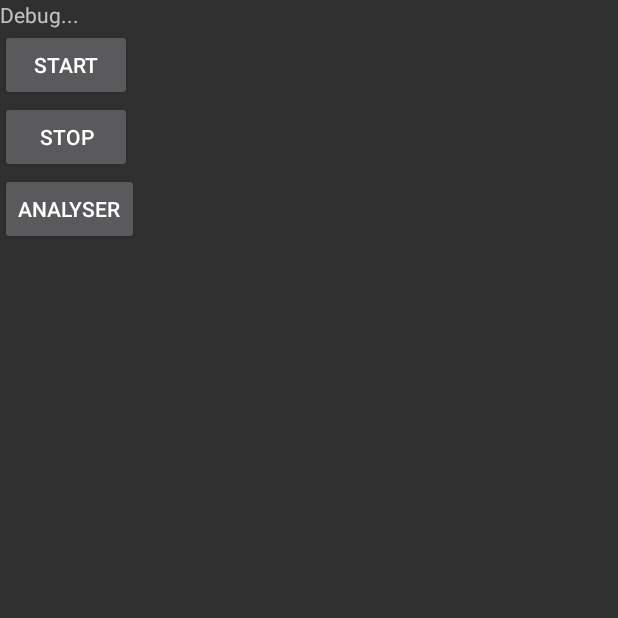
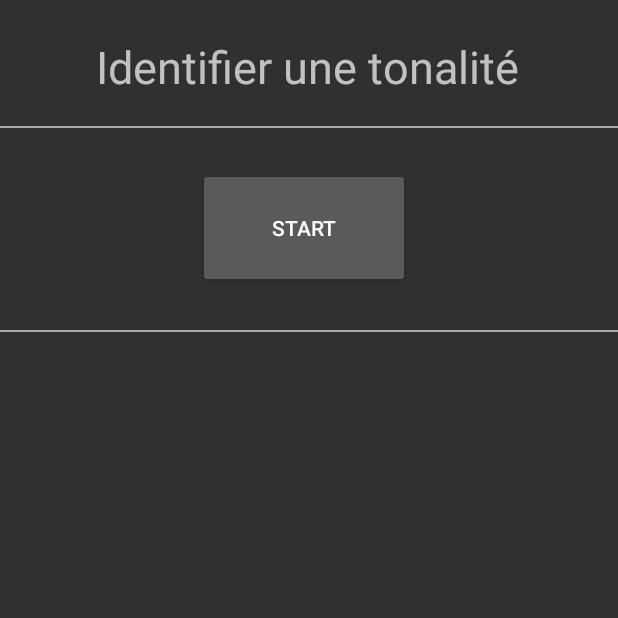
Before and after one commit to RomainS64/CheatScale, an Android app: the screen it shows after launch (ScaleFinder before the commit, IdentifierGamme after it), after a tap on "IDENTIFIER UNE TONALITÉ", on a phone screen of 412 x 824 dp, the top half of it. Run offline under Robolectric (Android 15) with nearby library versions, the phone set to English and light mode, and no system bars.

Commit message:
Mise en place de la page "Identifier une tonalité"

```diff
--- a/app/src/main/AndroidManifest.xml
+++ b/app/src/main/AndroidManifest.xml
@@ -2,55 +2,51 @@
 <manifest xmlns:android="http://schemas.android.com/apk/res/android"
     package="com.example">
 
-    <uses-permission android:name="android.permission.RECORD_AUDIO"/>
+    <uses-permission android:name="android.permission.RECORD_AUDIO" />
     <uses-permission android:name="android.permission.INTERNET" />
+
+    <supports-screens
+        android:largeScreens="true"
+        android:normalScreens="true"
+        android:smallScreens="true" />
+
     <application
-        android:usesCleartextTraffic="true"
         android:allowBackup="true"
         android:icon="@mipmap/ic_launcher"
         android:label="@string/app_name"
         android:roundIcon="@mipmap/ic_launcher_round"
         android:supportsRtl="true"
-        android:theme="@style/Theme.AppCompat.NoActionBar">
-
-        <activity android:name="com.example.main.MainActivity">
+        android:theme="@style/Theme.AppCompat.NoActionBar"
+        android:usesCleartextTraffic="true">
+        <activity android:name=".identifiergamme.IdentifierGamme"></activity>
+        <activity android:name=".main.MainActivity">
             <intent-filter>
                 <action android:name="android.intent.action.MAIN" />
 
                 <category android:name="android.intent.category.LAUNCHER" />
             </intent-filter>
         </activity>
-
-        <activity android:name="com.example.ScaleFinder">
+        <activity android:name=".ScaleFinder">
             <intent-filter>
                 <action android:name="android.intent.action.SCALEFINDER" />
 
                 <category android:name="android.intent.category.LAUNCHER" />
             </intent-filter>
         </activity>
-
-        <activity android:name="com.example.accordeur.Accordeur">
+        <activity android:name=".accordeur.Accordeur">
             <intent-filter>
                 <action android:name="android.intent.action.SCALEFINDER" />
 
                 <category android:name="android.intent.category.LAUNCHER" />
             </intent-filter>
         </activity>
-
-        <activity android:name="com.example.metronome.PageMetronome">
+        <activity android:name=".metronome.PageMetronome">
             <intent-filter>
                 <action android:name="android.intent.action.SCALEFINDER" />
 
                 <category android:name="android.intent.category.LAUNCHER" />
             </intent-filter>
         </activity>
-
     </application>
 
-    <supports-screens
-        android:smallScreens="true"
-        android:normalScreens="true"
-        android:largeScreens="true" />
-
-
 </manifest>
--- /dev/null
+++ b/app/src/main/java/com/example/identifiergamme/IdentifierGamme.java
@@ -0,0 +1,72 @@
+package com.example.identifiergamme;
+
+import android.content.Intent;
+import android.os.Bundle;
+import android.util.Log;
+import android.view.View;
+import android.widget.Button;
+import android.widget.ProgressBar;
+import android.widget.TextView;
+import com.example.R;
+import com.example.main.MainActivity;
+
+import androidx.appcompat.app.AppCompatActivity;
+
+public class IdentifierGamme extends AppCompatActivity {
+
+    Button start_button_identifier_tonalite, stop_button_identifier_tonalite;
+    TextView texte_ecoute, texte_jouez, texte_tonalites_compatibles;
+    ProgressBar progress_bar;
+    View barre_horizontale_3, barre_horizontale_2;
+
+
+    @Override
+    protected void onCreate(Bundle savedInstanceState) {
+        super.onCreate(savedInstanceState);
+        setContentView(R.layout.identifier_gamme);
+
+        // Initialisation des éléments graphiques
+        start_button_identifier_tonalite = (Button)findViewById(R.id.start_button_identifier_tonalite);
+        stop_button_identifier_tonalite = (Button)findViewById(R.id.stop_button_identifier_tonalite);
+        texte_ecoute = (TextView)findViewById(R.id.texte_ecoute);
+        texte_jouez = (TextView)findViewById(R.id.texte_jouez);
+        texte_tonalites_compatibles = (TextView)findViewById(R.id.texte_tonalites_compatibles);
+        progress_bar = (ProgressBar)findViewById(R.id.progress_bar);
+        barre_horizontale_3 = (View)findViewById(R.id.barre_horizontale_3);
+        barre_horizontale_2 = (View)findViewById(R.id.barre_horizontale_2);
+
+        start_button_identifier_tonalite.setOnClickListener(new View.OnClickListener() {
+            @Override
+            public void onClick(View v) {
+                // Apparition des éléments à ajouter
+                texte_ecoute.setVisibility(View.VISIBLE);
+                texte_jouez.setVisibility(View.VISIBLE);
+                progress_bar.setVisibility(View.VISIBLE);
+                barre_horizontale_3.setVisibility(View.VISIBLE);
+                stop_button_identifier_tonalite.setVisibility(View.VISIBLE);
+                texte_tonalites_compatibles.setVisibility(View.VISIBLE);
+
+                // Retrait des éléments inutiles
+                start_button_identifier_tonalite.setVisibility(View.INVISIBLE);
+                barre_horizontale_2.setVisibility(View.INVISIBLE);
+
+                stop_button_identifier_tonalite.setOnClickListener(new View.OnClickListener() {
+                    @Override
+                    public void onClick(View v) {
+                        // Retrait des éléments inutiles
+                        texte_ecoute.setVisibility(View.INVISIBLE);
+                        texte_jouez.setVisibility(View.INVISIBLE);
+                        progress_bar.setVisibility(View.INVISIBLE);
+                        barre_horizontale_3.setVisibility(View.INVISIBLE);
+                        stop_button_identifier_tonalite.setVisibility(View.INVISIBLE);
+                        texte_tonalites_compatibles.setVisibility(View.INVISIBLE);
+
+                        // Réapparition des éléments utiles
+                        start_button_identifier_tonalite.setVisibility(View.VISIBLE);
+                        barre_horizontale_2.setVisibility(View.VISIBLE);
+                    }
+                });
+            }
+        });
+    }
+}
--- a/app/src/main/java/com/example/main/MainActivity.java
+++ b/app/src/main/java/com/example/main/MainActivity.java
@@ -14,6 +14,7 @@ import com.example.R;
 import com.example.accordeur.*;
 import com.example.metronome.*;
 import com.example.ScaleFinder;
+import com.example.identifiergamme.*;
 
 public class MainActivity extends AppCompatActivity {
 
@@ -40,8 +41,8 @@ public class MainActivity extends AppCompatActivity {
             @Override
             public void onClick(View v) {
 
-                Intent openScaleFinder = new Intent(MainActivity.this, ScaleFinder.class); //Declaration de l'activité pour ouvrir la page ScaleFinder
-                startActivity(openScaleFinder); //Ouverture de la page ScaleFinder
+                Intent openIdentifierGamme = new Intent(MainActivity.this, IdentifierGamme.class); //Declaration de l'activité pour ouvrir la page ScaleFinder
+                startActivity(openIdentifierGamme); //Ouverture de la page ScaleFinder
 
             }
         });
--- a/app/src/main/java/com/example/scalefinder/identificationgamme/IdentifierGamme.java
+++ /dev/null
@@ -1,4 +0,0 @@
-package com.example.scalefinder.identificationgamme;
-
-public class IdentifierGamme {
-}
--- /dev/null
+++ b/app/src/main/res/layout/identifier_gamme.xml
@@ -0,0 +1,125 @@
+<?xml version="1.0" encoding="utf-8"?>
+<androidx.constraintlayout.widget.ConstraintLayout xmlns:android="http://schemas.android.com/apk/res/android"
+    xmlns:app="http://schemas.android.com/apk/res-auto"
+    xmlns:tools="http://schemas.android.com/tools"
+    android:layout_width="match_parent"
+    android:layout_height="match_parent"
+    tools:context="com.example.identifiergamme.IdentifierGamme">
+
+    <View
+        android:id="@+id/barre_horizontale_2"
+        android:layout_width="match_parent"
+        android:layout_height="1dp"
+        android:layout_marginTop="220dp"
+        android:background="@android:color/darker_gray"
+        android:visibility="visible"
+        app:layout_constraintTop_toTopOf="parent"
+        tools:layout_editor_absoluteX="-16dp" />
+
+    <View
+        android:id="@+id/barre_horizontale_3"
+        android:layout_width="match_parent"
+        android:layout_height="1dp"
+        android:layout_marginTop="336dp"
+        android:background="@android:color/darker_gray"
+        android:visibility="invisible"
+        app:layout_constraintTop_toTopOf="parent"
+        tools:layout_editor_absoluteX="0dp" />
+
+    <TextView
+        android:id="@+id/textView3"
+        android:layout_width="wrap_content"
+        android:layout_height="wrap_content"
+        android:layout_marginStart="64dp"
+        android:layout_marginLeft="64dp"
+        android:layout_marginTop="24dp"
+        android:text="@string/identifier_une_tonalit"
+        android:textSize="30sp"
+        app:layout_constraintStart_toStartOf="parent"
+        app:layout_constraintTop_toTopOf="parent" />
+
+    <View
+        android:id="@+id/barre_horizontale_1"
+        android:layout_width="match_parent"
+        android:layout_height="1dp"
+        android:layout_marginTop="84dp"
+        android:background="@android:color/darker_gray"
+        app:layout_constraintTop_toTopOf="parent"
+        tools:layout_editor_absoluteX="0dp" />
+
+    <Button
+        android:id="@+id/start_button_identifier_tonalite"
+        android:layout_width="141dp"
+        android:layout_height="80dp"
+        android:layout_marginStart="132dp"
+        android:layout_marginLeft="132dp"
+        android:layout_marginTop="112dp"
+        android:text="@string/start_button"
+        android:visibility="visible"
+        app:layout_constraintStart_toStartOf="parent"
+        app:layout_constraintTop_toTopOf="parent" />
+
+    <Button
+        android:id="@+id/stop_button_identifier_tonalite"
+        android:layout_width="141dp"
+        android:layout_height="80dp"
+        android:layout_marginStart="132dp"
+        android:layout_marginLeft="132dp"
+        android:layout_marginTop="220dp"
+        android:text="@string/stop_button"
+        android:visibility="invisible"
+        app:layout_constraintStart_toStartOf="parent"
+        app:layout_constraintTop_toTopOf="parent" />
+
+    <ProgressBar
+        android:id="@+id/progress_bar"
+        style="?android:attr/progressBarStyle"
+        android:layout_width="81dp"
+        android:layout_height="48dp"
+        android:layout_marginStart="264dp"
+        android:layout_marginLeft="264dp"
+        android:layout_marginTop="160dp"
+        android:visibility="invisible"
+        app:layout_constraintStart_toStartOf="parent"
+        app:layout_constraintTop_toTopOf="parent" />
+
+    <TextView
+        android:id="@+id/texte_jouez"
+        android:layout_width="wrap_content"
+        android:layout_height="wrap_content"
+        android:layout_marginStart="116dp"
+        android:layout_marginLeft="116dp"
+        android:layout_marginTop="112dp"
+        android:text="Jouez une note"
+        android:textSize="25sp"
+        android:visibility="invisible"
+        app:layout_constraintStart_toStartOf="parent"
+        app:layout_constraintTop_toTopOf="parent" />
+
+    <TextView
+        android:id="@+id/texte_ecoute"
+        android:layout_width="wrap_content"
+        android:layout_height="wrap_content"
+        android:layout_marginStart="84dp"
+        android:layout_marginLeft="84dp"
+        android:layout_marginTop="172dp"
+        android:text="Ecoute en cours"
+        android:textSize="20sp"
+        android:visibility="invisible"
+        app:layout_constraintStart_toStartOf="parent"
+        app:layout_constraintTop_toTopOf="parent" />
+
+    <TextView
+        android:id="@+id/texte_tonalites_compatibles"
+        android:layout_width="wrap_content"
+        android:layout_height="wrap_content"
+        android:layout_marginStart="76dp"
+        android:layout_marginLeft="76dp"
+        android:layout_marginTop="348dp"
+        android:text="Tonalités compatibles :"
+        android:textSize="25sp"
+        android:visibility="invisible"
+        app:layout_constraintStart_toStartOf="parent"
+        app:layout_constraintTop_toTopOf="parent" />
+
+</androidx.constraintlayout.widget.ConstraintLayout>
--- a/app/src/main/res/layout/scale_finder.xml
+++ b/app/src/main/res/layout/scale_finder.xml
@@ -7,6 +7,7 @@
     android:layout_height="match_parent"
     android:orientation="vertical"
     tools:context="com.example.ScaleFinder">
+
     <TextView
         android:id="@+id/txt"
         android:layout_width="wrap_content"
--- a/app/src/main/res/values/strings.xml
+++ b/app/src/main/res/values/strings.xml
@@ -4,4 +4,6 @@
     <string name="accordeur">Accordeur</string>
     <string name="m_tronome">Métronome</string>
     <string name="logo_cheatscales">logo_cheatscales</string>
+    <string name="start_button">Start</string>
+    <string name="stop_button">Stop</string>
 </resources>
```
